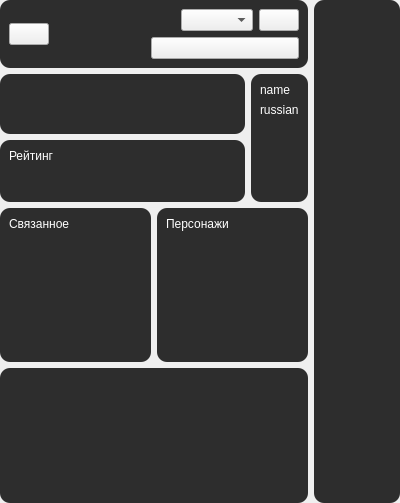
Before: the Qt Designer form forms/info.ui in brandonzorn/Nlight, drawn with Qt 5.
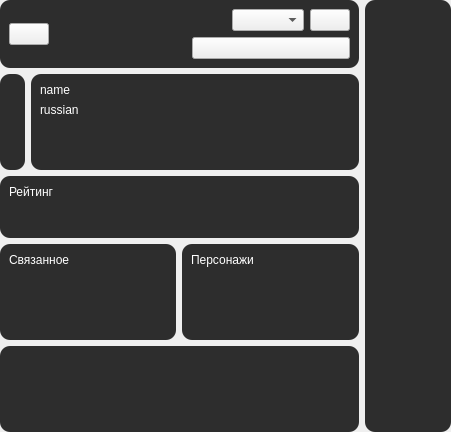
After: the same form once the commit is applied. Icons and pictures are not drawn.

```diff
--- a/forms/info.ui
+++ b/forms/info.ui
@@ -6,8 +6,8 @@
    <rect>
     <x>0</x>
     <y>0</y>
-    <width>400</width>
-    <height>503</height>
+    <width>451</width>
+    <height>432</height>
    </rect>
   </property>
   <property name="windowTitle">
@@ -181,8 +181,6 @@
        <item>
         <layout class="QHBoxLayout" name="horizontalLayout_4">
          <item>
-          <layout class="QVBoxLayout" name="verticalLayout_8">
-           <item>
             <widget class="QFrame" name="image_frame">
              <property name="sizePolicy">
               <sizepolicy hsizetype="Preferred" vsizetype="Expanding">
@@ -200,7 +198,7 @@
               <item>
                <widget class="QLabel" name="image">
                 <property name="sizePolicy">
-                 <sizepolicy hsizetype="MinimumExpanding" vsizetype="Preferred">
+               <sizepolicy hsizetype="Preferred" vsizetype="Preferred">
                   <horstretch>0</horstretch>
                   <verstretch>0</verstretch>
                  </sizepolicy>
@@ -212,11 +210,64 @@
               </item>
              </layout>
             </widget>
+         </item>
+         <item>
+          <widget class="QFrame" name="title_frame">
+           <property name="sizePolicy">
+            <sizepolicy hsizetype="Expanding" vsizetype="Preferred">
+             <horstretch>0</horstretch>
+             <verstretch>0</verstretch>
+            </sizepolicy>
+           </property>
+           <property name="frameShape">
+            <enum>QFrame::StyledPanel</enum>
+           </property>
+           <property name="frameShadow">
+            <enum>QFrame::Raised</enum>
+           </property>
+           <layout class="QVBoxLayout" name="verticalLayout_5">
+            <item>
+             <widget class="QLabel" name="name_label">
+              <property name="text">
+               <string>name</string>
+              </property>
+              <property name="wordWrap">
+               <bool>true</bool>
+              </property>
+             </widget>
+            </item>
+            <item>
+             <widget class="QLabel" name="russian_label">
+              <property name="text">
+               <string>russian</string>
+              </property>
+              <property name="wordWrap">
+               <bool>true</bool>
+              </property>
+             </widget>
+            </item>
+            <item>
+             <spacer name="verticalSpacer">
+              <property name="orientation">
+               <enum>Qt::Vertical</enum>
+              </property>
+              <property name="sizeHint" stdset="0">
+               <size>
+                <width>20</width>
+                <height>76</height>
+               </size>
+              </property>
+             </spacer>
+            </item>
+           </layout>
+          </widget>
+         </item>
+        </layout>
            </item>
            <item>
             <widget class="QFrame" name="score_frame">
              <property name="sizePolicy">
-              <sizepolicy hsizetype="Preferred" vsizetype="Maximum">
+          <sizepolicy hsizetype="Preferred" vsizetype="Preferred">
                <horstretch>0</horstretch>
                <verstretch>0</verstretch>
               </sizepolicy>
@@ -314,61 +365,6 @@
               </item>
              </layout>
             </widget>
-           </item>
-          </layout>
-         </item>
-         <item>
-          <widget class="QFrame" name="title_frame">
-           <property name="sizePolicy">
-            <sizepolicy hsizetype="Expanding" vsizetype="Preferred">
-             <horstretch>0</horstretch>
-             <verstretch>0</verstretch>
-            </sizepolicy>
-           </property>
-           <property name="frameShape">
-            <enum>QFrame::StyledPanel</enum>
-           </property>
-           <property name="frameShadow">
-            <enum>QFrame::Raised</enum>
-           </property>
-           <layout class="QVBoxLayout" name="verticalLayout_5">
-            <item>
-             <widget class="QLabel" name="name_label">
-              <property name="text">
-               <string>name</string>
-              </property>
-              <property name="wordWrap">
-               <bool>true</bool>
-              </property>
-             </widget>
-            </item>
-            <item>
-             <widget class="QLabel" name="russian_label">
-              <property name="text">
-               <string>russian</string>
-              </property>
-              <property name="wordWrap">
-               <bool>true</bool>
-              </property>
-             </widget>
-            </item>
-            <item>
-             <spacer name="verticalSpacer">
-              <property name="orientation">
-               <enum>Qt::Vertical</enum>
-              </property>
-              <property name="sizeHint" stdset="0">
-               <size>
-                <width>20</width>
-                <height>76</height>
-               </size>
-              </property>
-             </spacer>
-            </item>
-           </layout>
-          </widget>
-         </item>
-        </layout>
        </item>
        <item>
         <layout class="QHBoxLayout" name="related_layout">
```
Left out of the diff: 3 changed lines with no effect on the pictures. Lines whose indentation alone changed are shown as unchanged.
